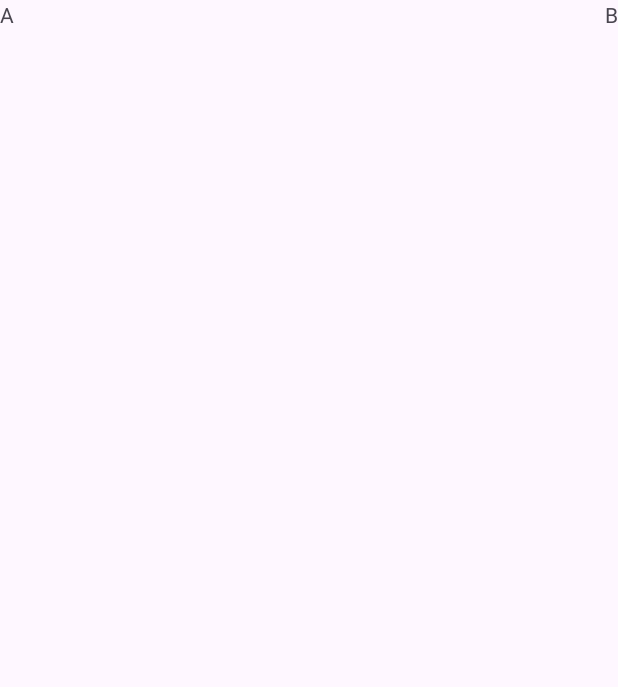
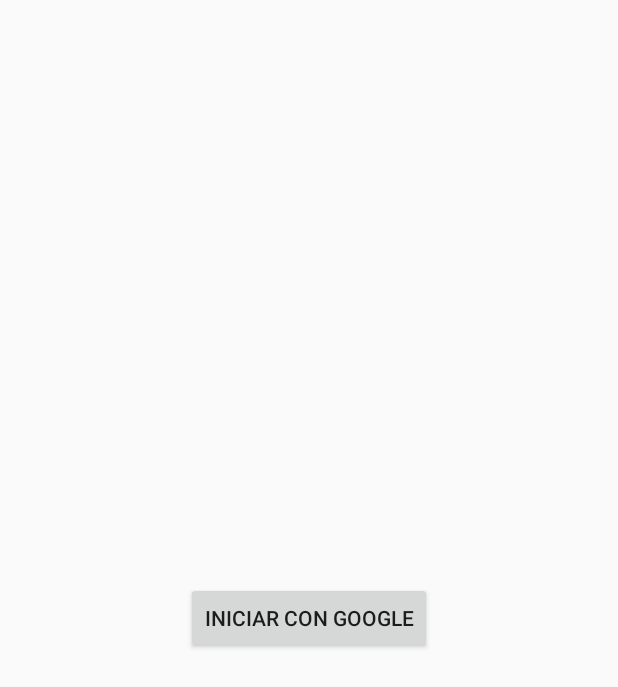
Before and after one commit to Larcos64/sportmatch, an Android app: the screen it shows after launch (MainActivity before the commit, AuthActivity after it), on a phone screen of 412 x 824 dp. Before the commit the part shown is almost empty. Shown: the top 687 px of the screen. Run offline under Robolectric (Android 15) with nearby library versions, the phone set to English and light mode, and no system bars.

Commit message:
Google auth with Firebase

```diff
--- /dev/null
+++ b/app/src/main/java/com/example/sportmatch/AuthActivity.kt
@@ -0,0 +1,87 @@
+package com.example.sportmatch
+
+import android.content.IntentSender
+import android.os.Bundle
+import android.util.Log
+import android.widget.Button
+import android.widget.Toast
+import androidx.activity.result.ActivityResultCallback
+import androidx.activity.result.ActivityResultLauncher
+import androidx.activity.result.IntentSenderRequest
+import androidx.activity.result.contract.ActivityResultContracts
+import androidx.appcompat.app.AppCompatActivity
+import com.google.android.gms.auth.api.identity.BeginSignInRequest
+import com.google.android.gms.auth.api.identity.Identity
+import com.google.android.gms.auth.api.identity.SignInClient
+import com.google.android.gms.common.api.ApiException
+
+
+class AuthActivity : AppCompatActivity() {
+    private lateinit var oneTapClient: SignInClient
+    private lateinit var signInRequest: BeginSignInRequest
+    // private val REQ_ONE_TAP = 2  // Can be any integer unique to the Activity
+    // private var showOneTapUI = true
+    override fun onCreate(savedInstanceState: Bundle?) {
+        super.onCreate(savedInstanceState)
+        setContentView(R.layout.activity_auth)
+
+        val btnGoogle: Button = findViewById(R.id.btnGoogleSignIn)
+
+        oneTapClient = Identity.getSignInClient(this)
+        signInRequest = BeginSignInRequest.builder()
+            .setGoogleIdTokenRequestOptions(
+                BeginSignInRequest.GoogleIdTokenRequestOptions.builder()
+                    .setSupported(true)
+                    // Your server's client ID, not your Android client ID.
+                    .setServerClientId(getString(R.string.web_client_id))
+                    // Only show accounts previously used to sign in.
+                    .setFilterByAuthorizedAccounts(true)
+                    .build())
+            .build()
+
+        val activityResultLauncher: ActivityResultLauncher<IntentSenderRequest> = registerForActivityResult(ActivityResultContracts.StartIntentSenderForResult()) { result ->
+            try {
+                val credential = oneTapClient.getSignInCredentialFromIntent(result.data)
+                val idToken = credential.googleIdToken
+                // val username = credential.id
+                val password = credential.password
+                when {
+                    idToken != null -> {
+                        // Got an ID token from Google. Use it to authenticate
+                        // with your backend.
+                        val email = credential.getId()
+                        Toast.makeText(applicationContext, "Email: " + email, Toast.LENGTH_LONG).show()
+                    }
+                    password != null -> {
+                        // Got a saved username and password. Use them to authenticate
+                        // with your backend.
+                        Toast.makeText(applicationContext, "Got password", Toast.LENGTH_LONG).show()
+                    }
+                    else -> {
+                        // Shouldn't happen.
+                        Toast.makeText(applicationContext, "No ID token or password!", Toast.LENGTH_LONG).show()
+                    }
+                }
+            } catch (e: ApiException) {
+                e.printStackTrace()
+            }
+        }
+
+        btnGoogle.setOnClickListener {
+            oneTapClient.beginSignIn(signInRequest)
+                .addOnSuccessListener(this) { result ->
+                    try {
+                        val intentSenderRequest = IntentSenderRequest.Builder(result.pendingIntent.intentSender).build()
+                        activityResultLauncher.launch(intentSenderRequest)
+                    } catch (e: IntentSender.SendIntentException) {
+                        Log.e("TAG", "Couldn't start One Tap UI: ${e.localizedMessage}")
+                    }
+                }
+                .addOnFailureListener(this) { e ->
+                    // No saved credentials found. Launch the One Tap sign-up flow, or
+                    // do nothing and continue presenting the signed-out UI.
+                    Log.d("TAG", e.localizedMessage)
+                }
+        }
+    }
+}
--- a/app/src/main/java/com/example/sportmatch/MainActivity.kt
+++ /dev/null
@@ -1,11 +0,0 @@
-package com.example.sportmatch
-
-import androidx.appcompat.app.AppCompatActivity
-import android.os.Bundle
-
-class MainActivity : AppCompatActivity() {
-    override fun onCreate(savedInstanceState: Bundle?) {
-        super.onCreate(savedInstanceState)
-        setContentView(R.layout.activity_main)
-    }
-}
--- /dev/null
+++ b/app/src/main/res/layout/activity_auth.xml
@@ -0,0 +1,17 @@
+<?xml version="1.0" encoding="utf-8"?>
+<LinearLayout xmlns:android="http://schemas.android.com/apk/res/android"
+    xmlns:app="http://schemas.android.com/apk/res-auto"
+    xmlns:tools="http://schemas.android.com/tools"
+    android:layout_width="match_parent"
+    android:layout_height="match_parent"
+    tools:context=".AuthActivity"
+    android:orientation="vertical"
+    android:gravity="center">
+
+        <Button
+            android:id="@+id/btnGoogleSignIn"
+            android:layout_width="wrap_content"
+            android:layout_height="wrap_content"
+            android:text="@string/google_sign_in"/>
+
+</LinearLayout>
--- a/app/src/main/res/layout/activity_main.xml
+++ /dev/null
@@ -1,24 +0,0 @@
-<?xml version="1.0" encoding="utf-8"?>
-<androidx.constraintlayout.widget.ConstraintLayout xmlns:android="http://schemas.android.com/apk/res/android"
-    xmlns:app="http://schemas.android.com/apk/res-auto"
-    xmlns:tools="http://schemas.android.com/tools"
-    android:layout_width="match_parent"
-    android:layout_height="match_parent"
-    tools:context=".MainActivity">
-
-    <TextView
-        android:id="@+id/textViewA"
-        android:layout_width="wrap_content"
-        android:layout_height="wrap_content"
-        android:text="A"
-        app:layout_constraintStart_toStartOf="parent"
-        app:layout_constraintTop_toTopOf="parent" />
-    <TextView
-        android:id="@+id/textViewB"
-        android:layout_width="wrap_content"
-        android:layout_height="wrap_content"
-        android:text="B"
-        app:layout_constraintEnd_toEndOf="parent"
-        app:layout_constraintTop_toTopOf="parent" />
-
-</androidx.constraintlayout.widget.ConstraintLayout>
--- a/app/src/main/res/values-night/themes.xml
+++ b/app/src/main/res/values-night/themes.xml
@@ -1,6 +1,6 @@
 <resources xmlns:tools="http://schemas.android.com/tools">
     <!-- Base application theme. -->
-    <style name="Base.Theme.Sportmatch" parent="Theme.Material3.DayNight.NoActionBar">
+    <style name="Base.Theme.Sportmatch" parent="Theme.AppCompat.Light.NoActionBar">
         <!-- Customize your dark theme here. -->
         <!-- <item name="colorPrimary">@color/my_dark_primary</item> -->
     </style>
--- a/app/src/main/res/values/colors.xml
+++ b/app/src/main/res/values/colors.xml
@@ -1,5 +1,11 @@
 <?xml version="1.0" encoding="utf-8"?>
 <resources>
+    <!-- basic colors -->
     <color name="black">#FF000000</color>
     <color name="white">#FFFFFFFF</color>
+
+    <!-- colors for app-->
+    <color name="colorPrimary">#222222</color>
+    <color name="colorPrimaryVariant">#1E2D3E</color>
+    <color name="colorAccent">#FF5500</color>
 </resources>
--- a/app/src/main/res/values/strings.xml
+++ b/app/src/main/res/values/strings.xml
@@ -1,3 +1,14 @@
 <resources>
     <string name="app_name">Sportmatch</string>
+
+    <!-- Button Strings -->
+    <string name="google_sign_in">Iniciar con Google</string>
+    <string name="log_out">Cerrar sesión</string>
+
+    <!-- Configs -->
+    <string name="prefs_file">com.example.sportmatch.PREFERENCE_FILE_KEY</string>
+
+    <!-- Private -->
+    <string name="web_client_id">643504625296-440rhakjnueke143hh9fp03cfrn7qnrr.apps.googleusercontent.com</string>
+    <string name="app_client_id">643504625296-83eqf360n5ujbs2nmgvb836oj679fbrn.apps.googleusercontent.com</string>
 </resources>
--- a/app/src/main/res/values/themes.xml
+++ b/app/src/main/res/values/themes.xml
@@ -1,8 +1,11 @@
 <resources xmlns:tools="http://schemas.android.com/tools">
     <!-- Base application theme. -->
-    <style name="Base.Theme.Sportmatch" parent="Theme.Material3.DayNight.NoActionBar">
+    <style name="Base.Theme.Sportmatch" parent="Theme.AppCompat.Light.NoActionBar">
         <!-- Customize your light theme here. -->
-        <!-- <item name="colorPrimary">@color/my_light_primary</item> -->
+        <item name="colorPrimary">@color/colorPrimary</item>
+        <item name="colorPrimaryVariant">@color/colorPrimaryVariant</item>
+        <!-- Accent color -->
+        <item name="colorAccent">@color/colorAccent</item>
     </style>
 
     <style name="Theme.Sportmatch" parent="Base.Theme.Sportmatch" />
--- a/build.gradle.kts
+++ b/build.gradle.kts
@@ -1,5 +1,11 @@
+buildscript {
+    dependencies {
+        classpath("com.google.gms:google-services:4.4.0")
+    }
+}
 // Top-level build file where you can add configuration options common to all sub-projects/modules.
 plugins {
     id("com.android.application") version "8.1.1" apply false
     id("org.jetbrains.kotlin.android") version "1.9.0" apply false
+    id("com.google.gms.google-services") version "4.3.15" apply false
 }
```
Also changed, not shown: app/build.gradle.kts (+10 -0 lines), app/src/main/AndroidManifest.xml (+6 -1 lines), app/src/main/java/com/example/sportmatch/HomeActivity.kt (added, +21 -0 lines), app/src/main/res/layout/activity_home.xml (added, +30 -0 lines), 1 other file.
